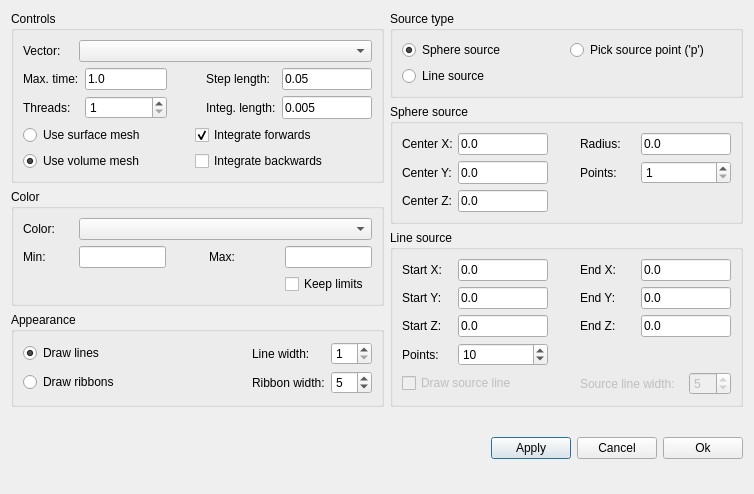
ElmerCSC/elmerfem, file ElmerGUI/Application/vtkpost/streamline.ui: the form before one commit.
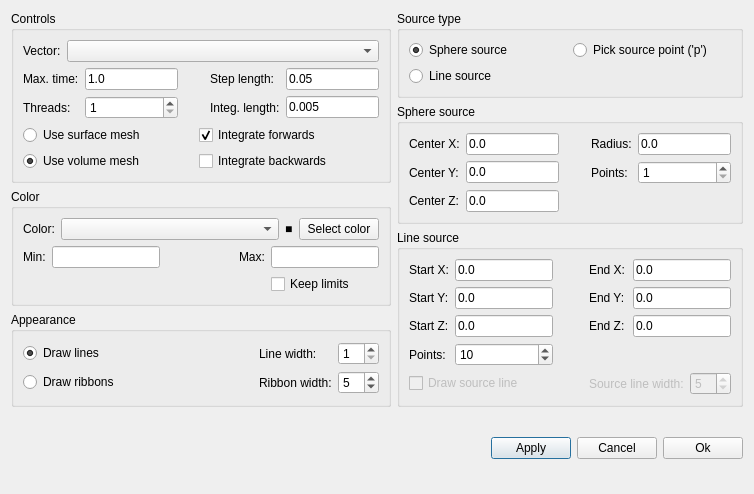
The form after the commit. Icons and pictures are not drawn.

```diff
--- a/ElmerGUI/Application/vtkpost/streamline.ui
+++ b/ElmerGUI/Application/vtkpost/streamline.ui
@@ -30,18 +30,6 @@
          <layout class="QHBoxLayout">
           <item>
            <widget class="QLabel" name="vectorLabel">
-            <property name="minimumSize">
-             <size>
-              <width>50</width>
-              <height>0</height>
-             </size>
-            </property>
-            <property name="maximumSize">
-             <size>
-              <width>50</width>
-              <height>16777215</height>
-             </size>
-            </property>
             <property name="text">
              <string>Vector:</string>
             </property>
@@ -49,18 +37,12 @@
           </item>
           <item>
            <widget class="QComboBox" name="vectorCombo">
-            <property name="minimumSize">
-             <size>
-              <width>280</width>
-              <height>0</height>
-             </size>
-            </property>
-            <property name="maximumSize">
-             <size>
-              <width>16777215</width>
-              <height>24</height>
-             </size>
-            </property>
+  <property name="sizePolicy">
+   <sizepolicy hsizetype="Expanding" vsizetype="Fixed">
+    <horstretch>0</horstretch>
+    <verstretch>0</verstretch>
+   </sizepolicy>
+  </property>
            </widget>
           </item>
          </layout>
@@ -76,12 +58,6 @@
           </item>
           <item row="0" column="1">
            <widget class="QLineEdit" name="propagationTime">
-            <property name="maximumSize">
-             <size>
-              <width>90</width>
-              <height>24</height>
-             </size>
-            </property>
             <property name="text">
              <string>1.0</string>
             </property>
@@ -96,18 +72,6 @@
           </item>
           <item row="0" column="4">
            <widget class="QLineEdit" name="stepLength">
-            <property name="minimumSize">
-             <size>
-              <width>90</width>
-              <height>0</height>
-             </size>
-            </property>
-            <property name="maximumSize">
-             <size>
-              <width>90</width>
-              <height>24</height>
-             </size>
-            </property>
             <property name="text">
              <string>0.05</string>
             </property>
@@ -139,12 +103,6 @@
           </item>
           <item row="1" column="4">
            <widget class="QLineEdit" name="integStepLength">
-            <property name="maximumSize">
-             <size>
-              <width>90</width>
-              <height>24</height>
-             </size>
-            </property>
             <property name="text">
              <string>0.005</string>
             </property>
@@ -242,18 +200,6 @@
          <layout class="QHBoxLayout">
           <item>
            <widget class="QLabel" name="lengthLabel">
-            <property name="minimumSize">
-             <size>
-              <width>50</width>
-              <height>0</height>
-             </size>
-            </property>
-            <property name="maximumSize">
-             <size>
-              <width>50</width>
-              <height>16777215</height>
-             </size>
-            </property>
             <property name="text">
              <string>Color:</string>
             </property>
@@ -261,17 +207,25 @@
           </item>
           <item>
            <widget class="QComboBox" name="colorCombo">
-            <property name="minimumSize">
-             <size>
-              <width>280</width>
-              <height>0</height>
-             </size>
+  <property name="sizePolicy">
+   <sizepolicy hsizetype="Expanding" vsizetype="Fixed">
+    <horstretch>0</horstretch>
+    <verstretch>0</verstretch>
+   </sizepolicy>
+  </property>
+           </widget>
+          </item>
+		  <item>
+           <widget class="QLabel" name="nullColorLabel">
+            <property name="text">
+             <string>■</string>
             </property>
-            <property name="maximumSize">
-             <size>
-              <width>16777215</width>
-              <height>24</height>
-             </size>
+           </widget>
+          </item>
+          <item>
+           <widget class="QPushButton" name="nullColorButton">
+            <property name="text">
+             <string>Select color</string>
             </property>
            </widget>
           </item>
@@ -281,18 +235,6 @@
          <layout class="QGridLayout">
           <item row="0" column="0">
            <widget class="QLabel" name="minLabel">
-            <property name="minimumSize">
-             <size>
-              <width>50</width>
-              <height>0</height>
-             </size>
-            </property>
-            <property name="maximumSize">
-             <size>
-              <width>50</width>
-              <height>16777215</height>
-             </size>
-            </property>
             <property name="text">
              <string>Min:</string>
             </property>
@@ -300,28 +242,10 @@
           </item>
           <item row="0" column="1">
            <widget class="QLineEdit" name="minVal">
-            <property name="maximumSize">
-             <size>
-              <width>90</width>
-              <height>24</height>
-             </size>
-            </property>
            </widget>
           </item>
           <item row="0" column="3">
            <widget class="QLabel" name="maxLabel">
-            <property name="minimumSize">
-             <size>
-              <width>70</width>
-              <height>0</height>
-             </size>
-            </property>
-            <property name="maximumSize">
-             <size>
-              <width>50</width>
-              <height>16777215</height>
-             </size>
-            </property>
             <property name="text">
              <string>Max:</string>
             </property>
@@ -329,12 +253,6 @@
           </item>
           <item row="0" column="4">
            <widget class="QLineEdit" name="maxVal">
-            <property name="maximumSize">
-             <size>
-              <width>90</width>
-              <height>24</height>
-             </size>
-            </property>
            </widget>
           </item>
           <item row="1" column="4">
@@ -389,12 +307,6 @@
           </item>
           <item row="0" column="3">
            <widget class="QSpinBox" name="lineWidth">
-            <property name="maximumSize">
-             <size>
-              <width>16777215</width>
-              <height>24</height>
-             </size>
-            </property>
             <property name="minimum">
              <number>1</number>
             </property>
@@ -493,18 +405,6 @@
          <layout class="QGridLayout">
           <item row="0" column="0">
            <widget class="QLabel" name="xPointStartLabel">
-            <property name="minimumSize">
-             <size>
-              <width>50</width>
-              <height>0</height>
-             </size>
-            </property>
-            <property name="maximumSize">
-             <size>
-              <width>50</width>
-              <height>16777215</height>
-             </size>
-            </property>
             <property name="text">
              <string>Center X:</string>
             </property>
@@ -512,18 +412,6 @@
           </item>
           <item row="0" column="1">
            <widget class="QLineEdit" name="centerX">
-            <property name="minimumSize">
-             <size>
-              <width>90</width>
-              <height>0</height>
-             </size>
-            </property>
-            <property name="maximumSize">
-             <size>
-              <width>90</width>
-              <height>24</height>
-             </size>
-            </property>
             <property name="text">
              <string>0.0</string>
             </property>
@@ -531,12 +419,6 @@
           </item>
           <item row="0" column="3">
            <widget class="QLabel" name="radiusLabel">
-            <property name="minimumSize">
-             <size>
-              <width>55</width>
-              <height>0</height>
-             </size>
-            </property>
             <property name="text">
              <string>Radius:</string>
             </property>
@@ -544,18 +426,6 @@
           </item>
           <item row="0" column="4">
            <widget class="QLineEdit" name="radius">
-            <property name="minimumSize">
-             <size>
-              <width>90</width>
-              <height>0</height>
-             </size>
-            </property>
-            <property name="maximumSize">
-             <size>
-              <width>90</width>
-              <height>24</height>
-             </size>
-            </property>
             <property name="text">
              <string>0.0</string>
             </property>
@@ -570,12 +440,6 @@
           </item>
           <item row="1" column="1">
            <widget class="QLineEdit" name="centerY">
-            <property name="maximumSize">
-             <size>
-              <width>90</width>
-              <height>24</height>
-             </size>
-            </property>
             <property name="text">
              <string>0.0</string>
             </property>
@@ -596,12 +460,6 @@
           </item>
           <item row="1" column="3">
            <widget class="QLabel" name="pointsLabel">
-            <property name="minimumSize">
-             <size>
-              <width>50</width>
-              <height>0</height>
-             </size>
-            </property>
             <property name="text">
              <string>Points:</string>
             </property>
@@ -609,12 +467,6 @@
           </item>
           <item row="1" column="4">
            <widget class="QSpinBox" name="points">
-            <property name="maximumSize">
-             <size>
-              <width>90</width>
-              <height>24</height>
-             </size>
-            </property>
             <property name="minimum">
              <number>1</number>
             </property>
@@ -629,12 +481,6 @@
           </item>
           <item row="2" column="1">
            <widget class="QLineEdit" name="centerZ">
-            <property name="maximumSize">
-             <size>
-              <width>90</width>
-              <height>24</height>
-             </size>
-            </property>
             <property name="text">
              <string>0.0</string>
             </property>
@@ -655,18 +501,6 @@
          <layout class="QGridLayout">
           <item row="0" column="0">
            <widget class="QLabel" name="xStartLabel">
-            <property name="minimumSize">
-             <size>
-              <width>50</width>
-              <height>0</height>
-             </size>
-            </property>
-            <property name="maximumSize">
-             <size>
-              <width>50</width>
-              <height>16777215</height>
-             </size>
-            </property>
             <property name="text">
              <string>Start X:</string>
             </property>
@@ -674,18 +508,6 @@
           </item>
           <item row="0" column="1">
            <widget class="QLineEdit" name="startX">
-            <property name="minimumSize">
-             <size>
-              <width>90</width>
-              <height>0</height>
-             </size>
-            </property>
-            <property name="maximumSize">
-             <size>
-              <width>90</width>
-              <height>24</height>
-             </size>
-            </property>
             <property name="text">
              <string>0.0</string>
             </property>
@@ -693,18 +515,6 @@
           </item>
           <item row="0" column="3">
            <widget class="QLabel" name="xEndLabel">
-            <property name="minimumSize">
-             <size>
-              <width>55</width>
-              <height>0</height>
-             </size>
-            </property>
-            <property name="maximumSize">
-             <size>
-              <width>50</width>
-              <height>16777215</height>
-             </size>
-            </property>
             <property name="text">
              <string>End X:</string>
             </property>
@@ -712,18 +522,6 @@
           </item>
           <item row="0" column="4" colspan="2">
            <widget class="QLineEdit" name="endX">
-            <property name="minimumSize">
-             <size>
-              <width>90</width>
-              <height>0</height>
-             </size>
-            </property>
-            <property name="maximumSize">
-             <size>
-              <width>90</width>
-              <height>24</height>
-             </size>
-            </property>
             <property name="text">
              <string>0.0</string>
             </property>
@@ -738,12 +536,6 @@
           </item>
           <item row="1" column="1">
            <widget class="QLineEdit" name="startY">
-            <property name="maximumSize">
-             <size>
-              <width>90</width>
-              <height>24</height>
-             </size>
-            </property>
             <property name="text">
              <string>0.0</string>
             </property>
@@ -758,12 +550,6 @@
           </item>
           <item row="1" column="4" colspan="2">
            <widget class="QLineEdit" name="endY">
-            <property name="maximumSize">
-             <size>
-              <width>90</width>
-              <height>24</height>
-             </size>
-            </property>
             <property name="text">
              <string>0.0</string>
             </property>
@@ -778,12 +564,6 @@
           </item>
           <item row="2" column="1">
            <widget class="QLineEdit" name="startZ">
-            <property name="maximumSize">
-             <size>
-              <width>90</width>
-              <height>24</height>
-             </size>
-            </property>
             <property name="text">
              <string>0.0</string>
             </property>
@@ -798,12 +578,6 @@
           </item>
           <item row="2" column="4" colspan="2">
            <widget class="QLineEdit" name="endZ">
-            <property name="maximumSize">
-             <size>
-              <width>90</width>
-              <height>24</height>
-             </size>
-            </property>
             <property name="text">
              <string>0.0</string>
             </property>
@@ -818,12 +592,6 @@
           </item>
           <item row="3" column="1">
            <widget class="QSpinBox" name="lines">
-            <property name="maximumSize">
-             <size>
-              <width>90</width>
-              <height>24</height>
-             </size>
-            </property>
             <property name="minimum">
              <number>1</number>
             </property>
```
